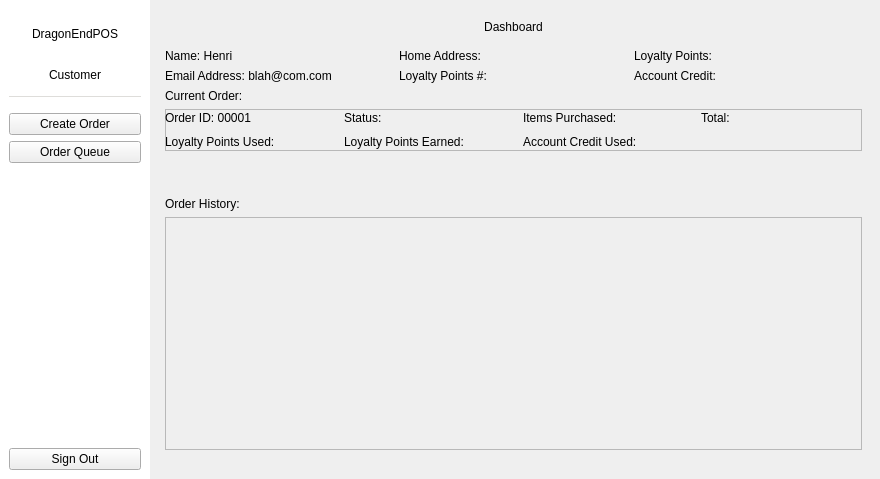
The window that src/view/dashboardview.ui (aidanMiklos/COMP3004FINAL) describes before a commit, drawn with Qt 5.
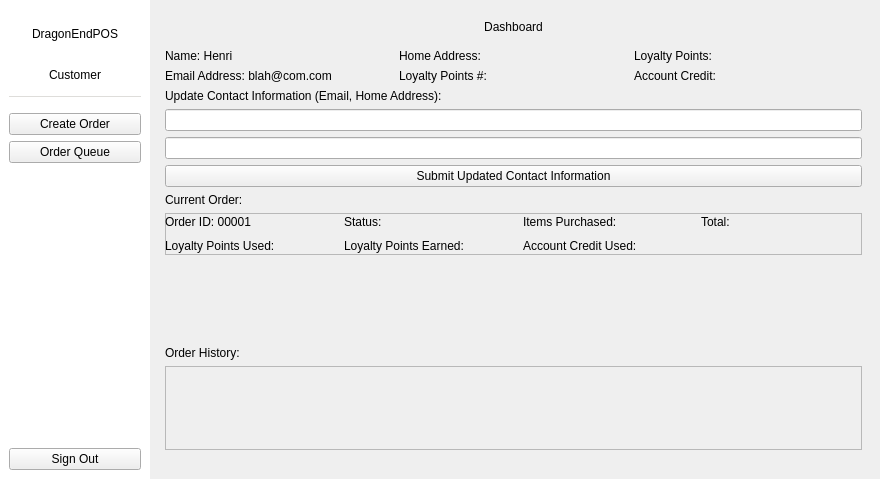
The same window after the commit.

Commit message: added ability to update user information, forgot to do that

The edit to the form file:
```diff
--- a/src/view/dashboardview.ui
+++ b/src/view/dashboardview.ui
@@ -330,6 +330,34 @@
           </item>
          </layout>
         </item>
+        <item>
+         <layout class="QVBoxLayout" name="verticalLayout_5">
+          <item>
+           <widget class="QLabel" name="label">
+            <property name="text">
+             <string>Update Contact Information (Email, Home Address):</string>
+            </property>
+           </widget>
+          </item>
+          <item>
+           <widget class="QLineEdit" name="dashboardEmailInput">
+            <property name="inputMethodHints">
+             <set>Qt::ImhNone</set>
+            </property>
+           </widget>
+          </item>
+          <item>
+           <widget class="QLineEdit" name="dashboardAddressInput"/>
+          </item>
+          <item>
+           <widget class="QPushButton" name="dashboardUpdateInfoBtn">
+            <property name="text">
+             <string>Submit Updated Contact Information</string>
+            </property>
+           </widget>
+          </item>
+         </layout>
+        </item>
         <item>
          <layout class="QVBoxLayout" name="verticalLayout_3">
           <item>
@@ -442,7 +470,7 @@
            <enum>Qt::Vertical</enum>
           </property>
           <property name="sizeType">
-           <enum>QSizePolicy::Fixed</enum>
+           <enum>QSizePolicy::Expanding</enum>
           </property>
           <property name="sizeHint" stdset="0">
            <size>
@@ -476,7 +504,7 @@
              <x>0</x>
              <y>0</y>
              <width>691</width>
-             <height>192</height>
+             <height>68</height>
             </rect>
            </property>
            <layout class="QHBoxLayout" name="horizontalLayout_3">
```
The commit also changes 2 other files.
